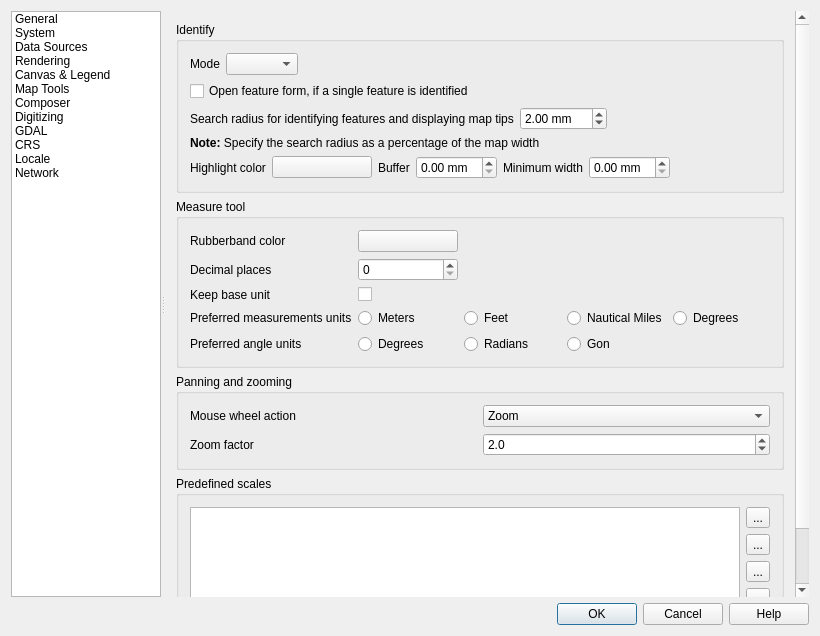
This is src/ui/qgsoptionsbase.ui in qgis/QGIS as Qt 5 draws it before an edit. The edited form follows.
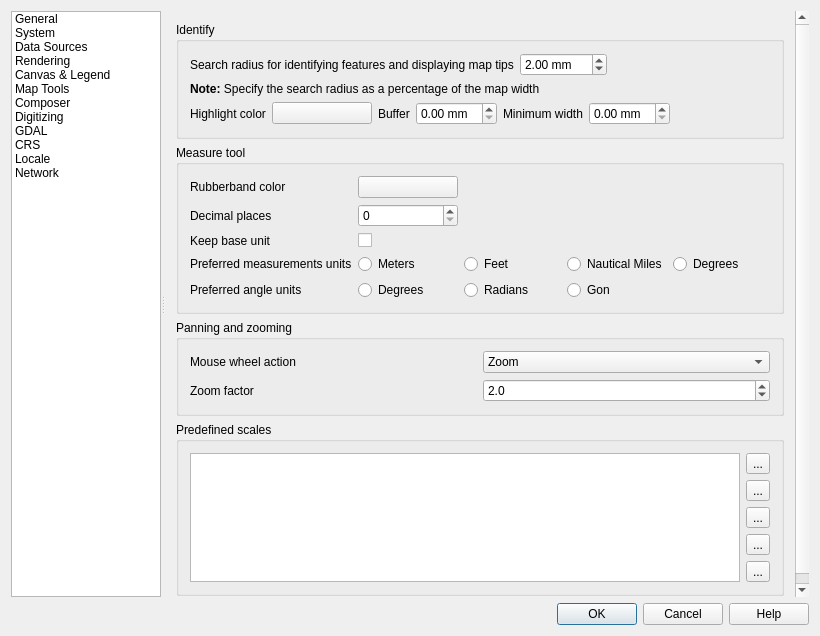
This is the edited form. Icons and pictures are not drawn. Custom widgets are drawn as their Qt base class.

Commit message: Remove identify mode and auto open from options from options from dialog

```diff
--- a/src/ui/qgsoptionsbase.ui
+++ b/src/ui/qgsoptionsbase.ui
@@ -2538,8 +2538,8 @@
                <rect>
                 <x>0</x>
                 <y>0</y>
-                <width>630</width>
-                <height>687</height>
+                <width>647</width>
+                <height>589</height>
                </rect>
               </property>
               <layout class="QVBoxLayout" name="verticalLayout_30">
@@ -2549,40 +2549,6 @@
                   <string>Identify</string>
                  </property>
                  <layout class="QVBoxLayout" name="verticalLayout_37">
-                  <item>
-                   <layout class="QHBoxLayout" name="mIdentifyModeHorizontalLayout">
-                    <item>
-                     <widget class="QLabel" name="label_4">
-                      <property name="text">
-                       <string>Mode</string>
-                      </property>
-                     </widget>
-                    </item>
-                    <item>
-                     <widget class="QComboBox" name="cmbIdentifyMode"/>
-                    </item>
-                    <item>
-                     <spacer name="horizontalSpacer_43">
-                      <property name="orientation">
-                       <enum>Qt::Horizontal</enum>
-                      </property>
-                      <property name="sizeHint" stdset="0">
-                       <size>
-                        <width>40</width>
-                        <height>20</height>
-                       </size>
-                      </property>
-                     </spacer>
-                    </item>
-                   </layout>
-                  </item>
-                  <item>
-                   <widget class="QCheckBox" name="cbxAutoFeatureForm">
-                    <property name="text">
-                     <string>Open feature form, if a single feature is identified</string>
-                    </property>
-                   </widget>
-                  </item>
                   <item>
                    <layout class="QHBoxLayout" name="mIdentifyRadiusHorizontalLayout">
                     <item>
```
Left out of the diff: 44 changed lines with no effect on the pictures. The commit also changes 1 other file.
